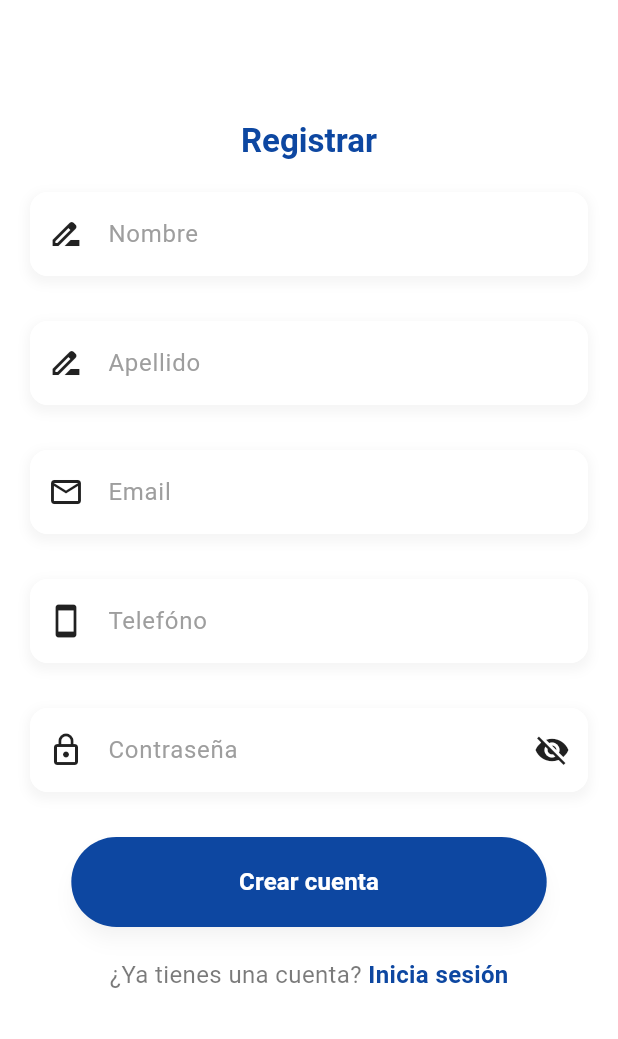
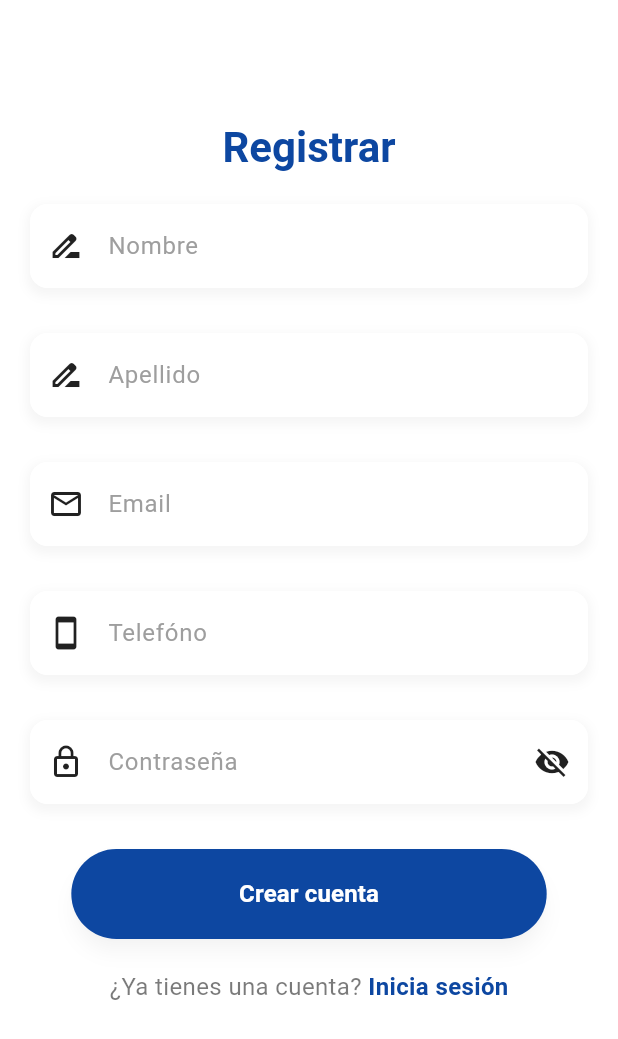
Before and after one commit to Danie0822/habbit_mobil_flutter, a Flutter app: the screen it shows after launch, on a phone screen of 412 x 824 dp. Shown: the top 1039 px of the screen. Run offline on Flutter 3.47's test engine with Material 3 defaults, Android fonts, the phone set to English and light mode, and no system bars; our stand-ins replace animated_bottom_navigation_bar, go_router.

Commit message:
Registrar pantalla done

```diff
--- a/lib/common/styles/text.dart
+++ b/lib/common/styles/text.dart
@@ -5,6 +5,13 @@ class AppStyles {
   static TextStyle? headline6(BuildContext context, Color colorTexto) {
     final theme = Theme.of(context);
     return theme.textTheme.headline6?.copyWith(
+      fontWeight: FontWeight.bold,
+      color: colorTexto,
+    );
+  }
+  static TextStyle? headline5(BuildContext context, Color colorTexto) {
+    final theme = Theme.of(context);
+    return theme.textTheme.headline4?.copyWith(
       fontWeight: FontWeight.bold,
       color: colorTexto,
     );
--- a/lib/screens/register_screen.dart
+++ b/lib/screens/register_screen.dart
@@ -80,7 +80,7 @@ class _RegisterScreenState extends State<RegisterScreen>
                                   const SizedBox(height: 60),
                                   Text(
                                     "Registrar",
-                                    style: AppStyles.headline6(
+                                    style: AppStyles.headline5(
                                         context, colorTexto),
                                   ),
                                   const SizedBox(height: 10),
```
